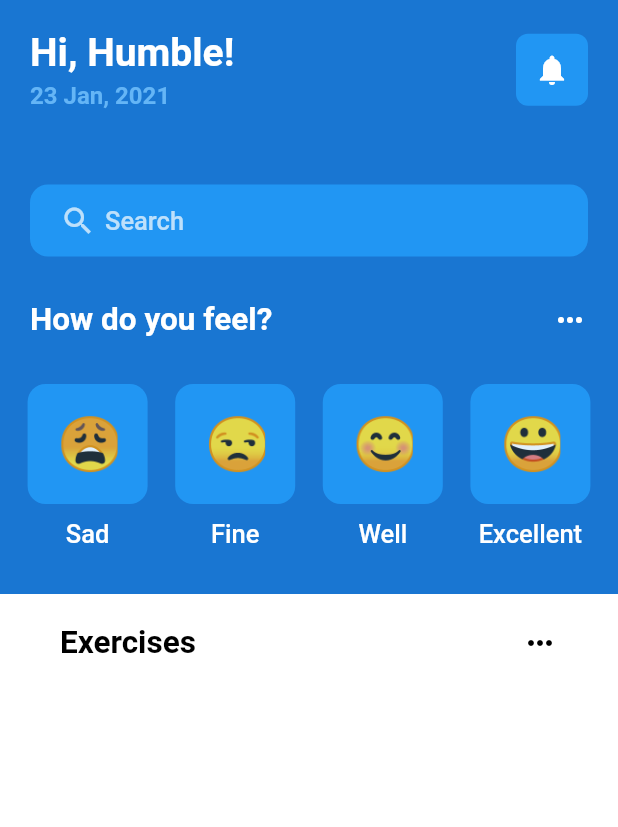
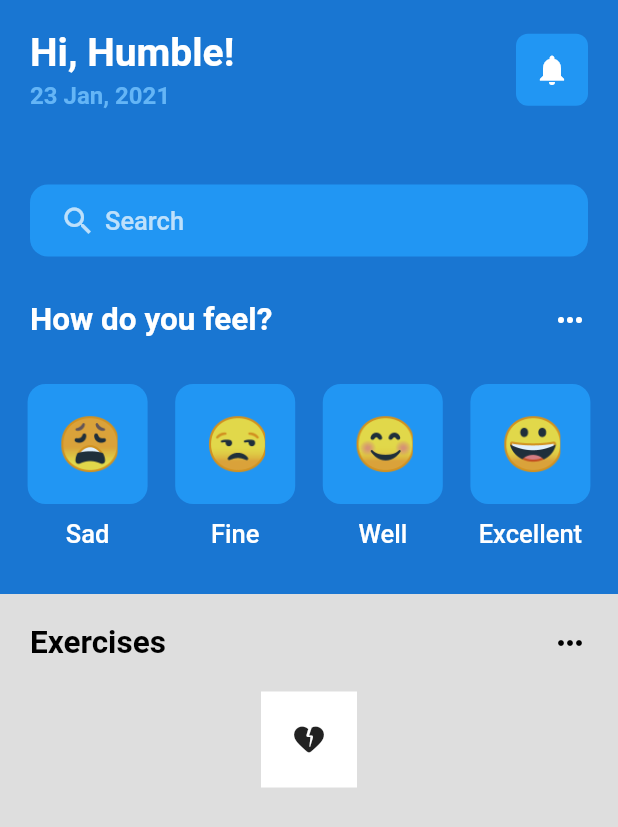
Before and after one commit to HumbleGh/eatsy, a Flutter app: the screen it shows after launch, after a tap on "Log in", on a phone screen of 412 x 824 dp. Shown: the top 827 px of the screen. Run offline on Flutter 3.47's test engine with Material 2 defaults, Android fonts, the phone set to English and light mode, and no system bars; our stand-ins replace gap, get.

Commit message:
minor updates

```diff
--- a/lib/screens/welcome_screen.dart
+++ b/lib/screens/welcome_screen.dart
@@ -122,8 +122,9 @@ class _WelcomeScreenState extends State<WelcomeScreen> {
               Expanded(
                 child: Container(
                     padding: EdgeInsets.symmetric(
-                        horizontal: AppLayout.getHeight(20), vertical: 20),
-                    decoration: const BoxDecoration(color: Colors.white),
+                        horizontal: AppLayout.getHeight(0), vertical: 20),
+                    decoration: BoxDecoration(
+                        color: Color.fromARGB(255, 222, 222, 222)),
                     child: Column(
                       children: [
                         const TextMore(
@@ -131,6 +132,13 @@ class _WelcomeScreenState extends State<WelcomeScreen> {
                           isColorWhite: false,
                         ),
                         Gap(AppLayout.getHeight(20)),
+                        Container(
+                          padding: EdgeInsets.symmetric(
+                              horizontal: AppLayout.getHeight(20),
+                              vertical: AppLayout.getHeight(20)),
+                          decoration: BoxDecoration(color: Colors.white),
+                          child: Icon(Icons.heart_broken_rounded),
+                        ),
                       ],
                     )),
               ),
```
